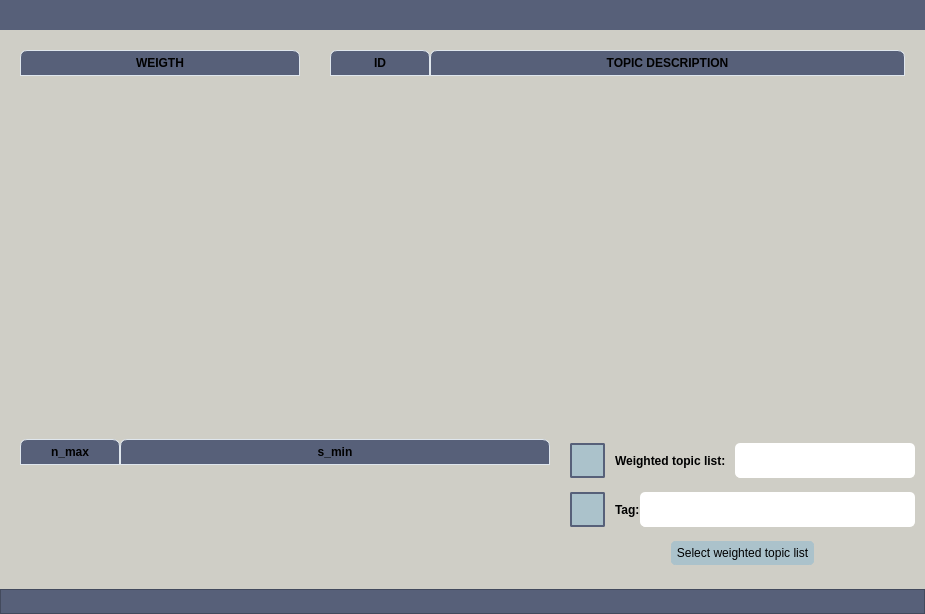
Before: the Qt Designer form UIs/get_labels_by_topics.ui in IntelCompH2020/domain_classification, drawn with Qt 5.
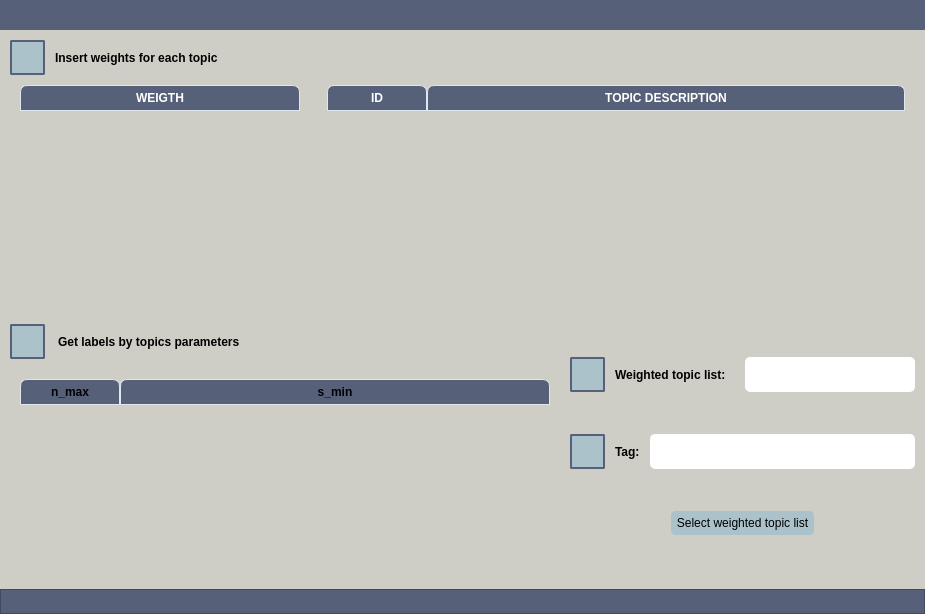
After: the same form once the commit is applied.

Commit message: Classification results tables fully implemented; tooltips changed to UI; help buttons fully implemented; conditions for init_feedback_elements updated.

```diff
--- a/UIs/get_labels_by_topics.ui
+++ b/UIs/get_labels_by_topics.ui
@@ -137,7 +137,106 @@
           <layout class="QHBoxLayout" name="horizontalLayout_7"/>
          </item>
          <item>
-          <layout class="QHBoxLayout" name="horizontalLayout_6">
+          <layout class="QVBoxLayout" name="verticalLayout_4">
+           <item>
+            <layout class="QHBoxLayout" name="horizontalLayout_9">
+             <item>
+              <widget class="QPushButton" name="info_button_introduce_weights">
+               <property name="sizePolicy">
+                <sizepolicy hsizetype="Fixed" vsizetype="Fixed">
+                 <horstretch>0</horstretch>
+                 <verstretch>0</verstretch>
+                </sizepolicy>
+               </property>
+               <property name="minimumSize">
+                <size>
+                 <width>35</width>
+                 <height>35</height>
+                </size>
+               </property>
+               <property name="maximumSize">
+                <size>
+                 <width>35</width>
+                 <height>35</height>
+                </size>
+               </property>
+               <property name="toolTip">
+                <string>&lt;html&gt;&lt;head/&gt;&lt;body&gt;&lt;p align=&quot;justify&quot;&gt;&lt;span style=&quot; color:#0e101a; background-color:transparent;&quot;&gt;Insert a weight for each of the topics located in the right table.&lt;/span&gt;&lt;/p&gt;&lt;/body&gt;&lt;/html&gt;</string>
+               </property>
+               <property name="styleSheet">
+                <string notr="true">QPushButton {
+	border: 2px solid #ABC2CB;
+	border-radius: 2px;	
+	background-color: #ABC2CB;
+	border-color:#576079;
+}
+QPushButton:hover {
+	background-color: #ABC2CB;
+	border: 2px solid #ABC2CB;
+}
+QPushButton:pressed {	
+	background-color: #ABC2CB;
+	border: 2px solid #ABC2CB;
+}
+
+QToolTip {	
+	background-color: #ABC2CB;
+	border: 2px solid #ABC2CB;
+}</string>
+               </property>
+               <property name="text">
+                <string/>
+               </property>
+              </widget>
+             </item>
+             <item>
+              <spacer name="horizontalSpacer_7">
+               <property name="orientation">
+                <enum>Qt::Horizontal</enum>
+               </property>
+               <property name="sizeType">
+                <enum>QSizePolicy::Fixed</enum>
+               </property>
+               <property name="sizeHint" stdset="0">
+                <size>
+                 <width>10</width>
+                 <height>20</height>
+                </size>
+               </property>
+              </spacer>
+             </item>
+             <item>
+              <widget class="QLabel" name="label_selected_keywords_3">
+               <property name="minimumSize">
+                <size>
+                 <width>120</width>
+                 <height>0</height>
+                </size>
+               </property>
+               <property name="maximumSize">
+                <size>
+                 <width>16777215</width>
+                 <height>16777215</height>
+                </size>
+               </property>
+               <property name="font">
+                <font>
+                 <weight>75</weight>
+                 <bold>true</bold>
+                </font>
+               </property>
+               <property name="styleSheet">
+                <string notr="true">color:black;</string>
+               </property>
+               <property name="text">
+                <string>Insert weights for each topic</string>
+               </property>
+              </widget>
+             </item>
+            </layout>
+           </item>
+           <item>
+            <layout class="QHBoxLayout" name="horizontalLayout_10">
            <item>
             <widget class="QTableWidget" name="table_widget_topics_weight">
              <property name="minimumSize">
@@ -173,15 +272,15 @@
 QScrollBar:horizontal {
     border: none;
     background: #A3A8AD;
-    height: 14px;
-    margin: 0px 21px 0 21px;
+    height: 2px;
+    margin: 0px 2px 0 2px;
 	border-radius: 0px;
 }
  QScrollBar:vertical {
 	border: none;
     background: #A3A8AD;
-    width: 14px;
-    margin: 21px 0 21px 0;
+    width: 2px;
+    margin: 2px 0 2px 0;
 	border-radius: 0px;
  }
 QHeaderView::section{
@@ -191,6 +290,7 @@
 	border-style: none;
     border-bottom: 1px solid #576079;
     border-right: 1px solid #576079;
+	color:white;
 }
 QTableWidget::horizontalHeader {	
 	background-color: #576079;
@@ -249,8 +349,8 @@
              </property>
              <property name="sizeHint" stdset="0">
               <size>
-               <width>10</width>
-               <height>20</height>
+                 <width>7</width>
+                 <height>17</height>
               </size>
              </property>
             </spacer>
@@ -278,14 +378,14 @@
 QScrollBar:horizontal {
     border: none;
     background: #A3A8AD;
-    height: 14px;
+    height: 2px;
     margin: 0px 21px 0 21px;
 	border-radius: 0px;
 }
  QScrollBar:vertical {
 	border: none;
     background: #A3A8AD;
-    width: 14px;
+    width: 2px;
     margin: 21px 0 21px 0;
 	border-radius: 0px;
  }
@@ -296,6 +396,7 @@
 	border-style: none;
     border-bottom: 1px solid #576079;
     border-right: 1px solid #576079;
+	color:white;
 }
 QTableWidget::horizontalHeader {	
 	background-color: #576079;
@@ -357,6 +458,11 @@
            </item>
           </layout>
          </item>
+          </layout>
+         </item>
+         <item>
+          <layout class="QHBoxLayout" name="horizontalLayout_6"/>
+         </item>
          <item>
           <widget class="QFrame" name="frame_8">
            <property name="sizePolicy">
@@ -396,6 +502,105 @@
          <item>
           <layout class="QHBoxLayout" name="horizontalLayout">
            <item>
+            <layout class="QVBoxLayout" name="verticalLayout_3">
+             <item>
+              <layout class="QHBoxLayout" name="horizontalLayout_8">
+               <item>
+                <widget class="QPushButton" name="info_button_get_labels_by_topics_parameters">
+                 <property name="sizePolicy">
+                  <sizepolicy hsizetype="Fixed" vsizetype="Fixed">
+                   <horstretch>0</horstretch>
+                   <verstretch>0</verstretch>
+                  </sizepolicy>
+                 </property>
+                 <property name="minimumSize">
+                  <size>
+                   <width>35</width>
+                   <height>35</height>
+                  </size>
+                 </property>
+                 <property name="maximumSize">
+                  <size>
+                   <width>35</width>
+                   <height>35</height>
+                  </size>
+                 </property>
+                 <property name="toolTip">
+                  <string>&lt;html&gt;&lt;head/&gt;&lt;body&gt;&lt;p align=&quot;justify&quot;&gt;&lt;span style=&quot; color:#0e101a; background-color:transparent;&quot;&gt;These are the default values of the parameters needed for the labels import. Any of them can be changed by tipping a different value on its corresponding column. Each parameter refers to:&lt;/span&gt;&lt;/p&gt;&lt;p align=&quot;justify&quot;&gt;&lt;span style=&quot; font-weight:600; color:#0e101a; background-color:transparent;&quot;&gt;- n_max:&lt;/span&gt;&lt;span style=&quot; color:#0e101a; background-color:transparent;&quot;&gt; Maximum number of elements in the output list.&lt;/span&gt;&lt;/p&gt;&lt;p align=&quot;justify&quot;&gt;&lt;span style=&quot; font-weight:600; color:#0e101a; background-color:transparent;&quot;&gt;- s_min: &lt;/span&gt;&lt;span style=&quot; color:#0e101a; background-color:transparent;&quot;&gt;Minimum score. Only elements strictly above s_min are selected.&lt;/span&gt;&lt;/p&gt;&lt;/body&gt;&lt;/html&gt;</string>
+                 </property>
+                 <property name="styleSheet">
+                  <string notr="true">QPushButton {
+	border: 2px solid #ABC2CB;
+	border-radius: 2px;	
+	background-color: #ABC2CB;
+	border-color:#576079;
+}
+QPushButton:hover {
+	background-color: #ABC2CB;
+	border: 2px solid #ABC2CB;
+}
+QPushButton:pressed {	
+	background-color: #ABC2CB;
+	border: 2px solid #ABC2CB;
+}
+
+QToolTip {	
+	background-color: #ABC2CB;
+	border: 2px solid #ABC2CB;
+}</string>
+                 </property>
+                 <property name="text">
+                  <string/>
+                 </property>
+                </widget>
+               </item>
+               <item>
+                <spacer name="horizontalSpacer_8">
+                 <property name="orientation">
+                  <enum>Qt::Horizontal</enum>
+                 </property>
+                 <property name="sizeType">
+                  <enum>QSizePolicy::Fixed</enum>
+                 </property>
+                 <property name="sizeHint" stdset="0">
+                  <size>
+                   <width>13</width>
+                   <height>20</height>
+                  </size>
+                 </property>
+                </spacer>
+               </item>
+               <item>
+                <widget class="QLabel" name="label_selected_keywords_2">
+                 <property name="minimumSize">
+                  <size>
+                   <width>120</width>
+                   <height>0</height>
+                  </size>
+                 </property>
+                 <property name="maximumSize">
+                  <size>
+                   <width>16777215</width>
+                   <height>16777215</height>
+                  </size>
+                 </property>
+                 <property name="font">
+                  <font>
+                   <weight>75</weight>
+                   <bold>true</bold>
+                  </font>
+                 </property>
+                 <property name="styleSheet">
+                  <string notr="true">color:black;</string>
+                 </property>
+                 <property name="text">
+                  <string>Get labels by topics parameters</string>
+                 </property>
+                </widget>
+               </item>
+              </layout>
+             </item>
+             <item>
             <widget class="QTableWidget" name="table_params">
              <property name="minimumSize">
               <size>
@@ -508,6 +713,42 @@
             </widget>
            </item>
            <item>
+              <widget class="QFrame" name="frame_grip_10">
+               <property name="enabled">
+                <bool>true</bool>
+               </property>
+               <property name="sizePolicy">
+                <sizepolicy hsizetype="Minimum" vsizetype="Maximum">
+                 <horstretch>0</horstretch>
+                 <verstretch>0</verstretch>
+                </sizepolicy>
+               </property>
+               <property name="minimumSize">
+                <size>
+                 <width>550</width>
+                 <height>60</height>
+                </size>
+               </property>
+               <property name="maximumSize">
+                <size>
+                 <width>500</width>
+                 <height>60</height>
+                </size>
+               </property>
+               <property name="styleSheet">
+                <string notr="true">background-color: #CFCEC6;</string>
+               </property>
+               <property name="frameShape">
+                <enum>QFrame::NoFrame</enum>
+               </property>
+               <property name="frameShadow">
+                <enum>QFrame::Raised</enum>
+               </property>
+              </widget>
+             </item>
+            </layout>
+           </item>
+           <item>
             <spacer name="horizontalSpacer_3">
              <property name="orientation">
               <enum>Qt::Horizontal</enum>
@@ -617,6 +858,22 @@
                  </property>
                 </widget>
                </item>
+               <item>
+                <spacer name="horizontalSpacer_9">
+                 <property name="orientation">
+                  <enum>Qt::Horizontal</enum>
+                 </property>
+                 <property name="sizeType">
+                  <enum>QSizePolicy::Fixed</enum>
+                 </property>
+                 <property name="sizeHint" stdset="0">
+                  <size>
+                   <width>10</width>
+                   <height>20</height>
+                  </size>
+                 </property>
+                </spacer>
+               </item>
                <item>
                 <widget class="QLineEdit" name="line_topic_list">
                  <property name="sizePolicy">
@@ -736,6 +993,22 @@
                  </property>
                 </widget>
                </item>
+               <item>
+                <spacer name="horizontalSpacer_10">
+                 <property name="orientation">
+                  <enum>Qt::Horizontal</enum>
+                 </property>
+                 <property name="sizeType">
+                  <enum>QSizePolicy::Fixed</enum>
+                 </property>
+                 <property name="sizeHint" stdset="0">
+                  <size>
+                   <width>10</width>
+                   <height>20</height>
+                  </size>
+                 </property>
+                </spacer>
+               </item>
                <item>
                 <widget class="QLineEdit" name="line_edit_get_tag">
                  <property name="sizePolicy">
```
Left out of the diff: 6 changed lines with no effect on the pictures. Lines whose indentation alone changed are shown as unchanged. The commit also changes 12 other files.
